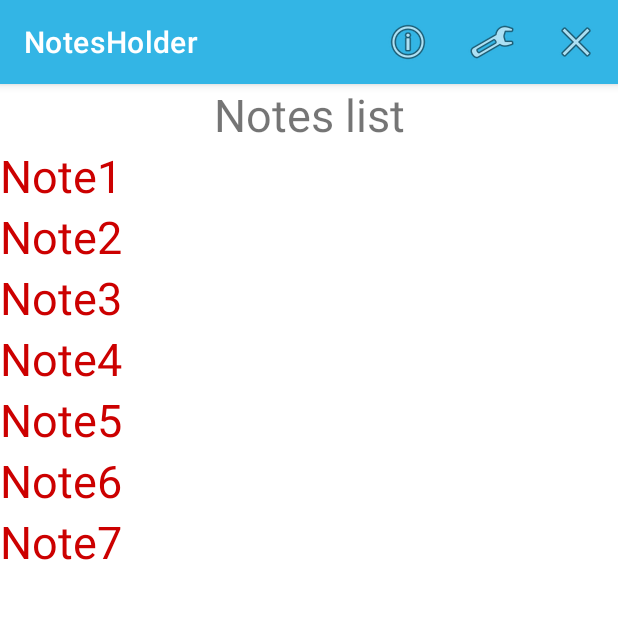
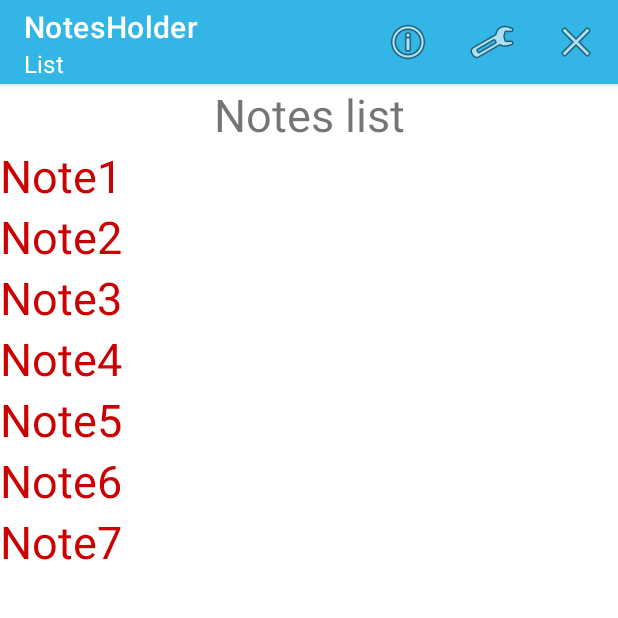
Before and after one commit to docAlexxx/NotesHolder, an Android app: the screen it shows after launch (MainActivity), on a phone screen of 412 x 824 dp, the top half of it. Run offline under Robolectric (Android 15) with nearby library versions, the phone set to English and light mode, and no system bars.

Commit message:
standart toolbar changed to own toolbar

```diff
--- a/app/src/main/java/com/example/notesholder/SettingsFragment.java
+++ b/app/src/main/java/com/example/notesholder/SettingsFragment.java
@@ -14,4 +14,5 @@ public class SettingsFragment extends Fragment {
     public View onCreateView(LayoutInflater inflater, ViewGroup container,
                              Bundle savedInstanceState) {
         return inflater.inflate(R.layout.fragment_settings, container, false);
+    }
 }
--- a/app/src/main/res/layout/activity_main.xml
+++ b/app/src/main/res/layout/activity_main.xml
@@ -1,19 +1,32 @@
 <?xml version="1.0" encoding="utf-8"?>
-<androidx.constraintlayout.widget.ConstraintLayout xmlns:android="http://schemas.android.com/apk/res/android"
+<LinearLayout xmlns:android="http://schemas.android.com/apk/res/android"
     xmlns:app="http://schemas.android.com/apk/res-auto"
     xmlns:tools="http://schemas.android.com/tools"
     android:layout_width="match_parent"
     android:layout_height="match_parent"
-    tools:context=".MainActivity">
+    tools:context=".MainActivity"
+    android:orientation="vertical">
 
+    <com.google.android.material.appbar.AppBarLayout
+        android:layout_width="match_parent"
+        android:layout_height="wrap_content"
+        tools:ignore="MissingConstraints">
+
+        <androidx.appcompat.widget.Toolbar
+            android:id="@+id/toolbar"
+            android:layout_width="match_parent"
+            android:layout_height="?attr/actionBarSize"
+            app:titleTextColor="@color/white"
+            app:title="@string/app_name"
+            app:subtitle="List"
+            app:subtitleTextColor="@color/white"/>
+
+    </com.google.android.material.appbar.AppBarLayout>
 
     <FrameLayout
         android:id="@+id/fragment_container"
         android:layout_width="match_parent"
-        android:layout_height="742dp"
-        app:layout_constraintStart_toStartOf="parent"
-        app:layout_constraintTop_toTopOf="parent"
-        tools:ignore="UselessParent">
+        android:layout_height="match_parent">
 
     </FrameLayout>
-</androidx.constraintlayout.widget.ConstraintLayout>
+</LinearLayout>
--- a/app/src/main/res/layout/fragment_settings.xml
+++ b/app/src/main/res/layout/fragment_settings.xml
@@ -13,6 +13,7 @@
         android:layout_gravity="center"
         android:textSize="30sp"
         android:gravity="center"
+        android:textColor="@color/black"
         android:textStyle="bold|italic"/>
 
 </FrameLayout>
--- a/app/src/main/res/values-night/themes.xml
+++ b/app/src/main/res/values-night/themes.xml
@@ -1,6 +1,6 @@
 <resources xmlns:tools="http://schemas.android.com/tools">
     <!-- Base application theme. -->
-    <style name="Theme.NotesHolder" parent="Theme.MaterialComponents.DayNight.DarkActionBar">
+    <style name="Theme.NotesHolder" parent="Theme.MaterialComponents.DayNight.NoActionBar">
         <!-- Primary brand color. -->
         <item name="colorPrimary">@color/purple_200</item>
         <item name="colorPrimaryVariant">@color/purple_700</item>
--- a/app/src/main/res/values/themes.xml
+++ b/app/src/main/res/values/themes.xml
@@ -1,6 +1,6 @@
 <resources xmlns:tools="http://schemas.android.com/tools">
     <!-- Base application theme. -->
-    <style name="Theme.NotesHolder" parent="Theme.MaterialComponents.DayNight.DarkActionBar">
+    <style name="Theme.NotesHolder" parent="Theme.MaterialComponents.DayNight.NoActionBar">
         <!-- Primary brand color. -->
         <item name="colorPrimary">@android:color/holo_blue_light</item>
         <item name="colorPrimaryVariant">@android:color/holo_blue_dark</item>
```
Also changed, not shown: app/src/main/java/com/example/notesholder/MainActivity.java (+34 -4 lines).
